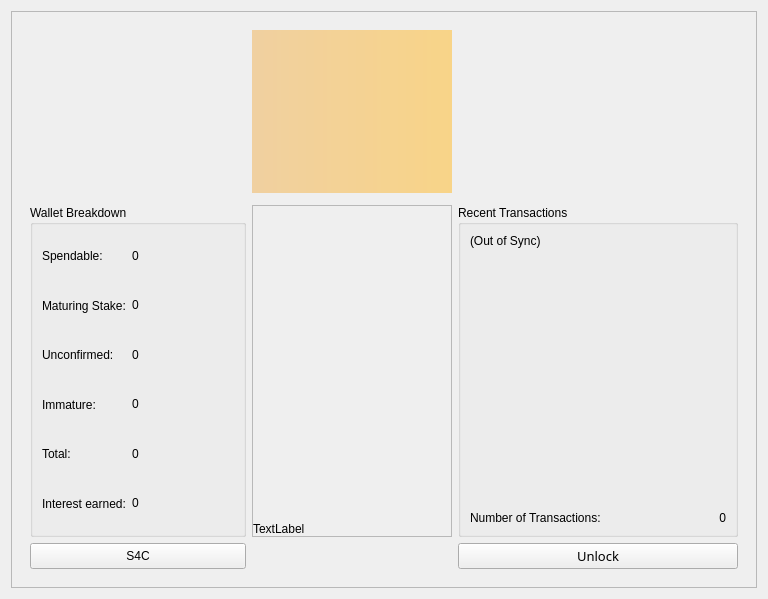
The window that src/qt/forms/overviewpage.ui (DaGoOfMaN/FlapXcoin-Lab) describes before a commit, drawn with Qt 5.
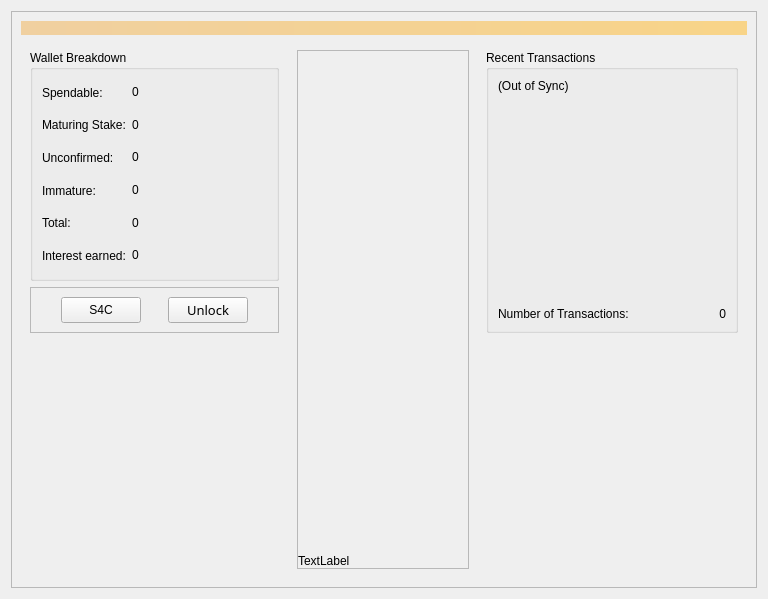
The same window after the commit. Icons and pictures are not drawn.

```diff
--- a/src/qt/forms/overviewpage.ui
+++ b/src/qt/forms/overviewpage.ui
@@ -44,7 +44,7 @@
       <enum>QFrame::Raised</enum>
      </property>
      <layout class="QGridLayout" name="gridLayout_5">
-      <item row="0" column="0">
+      <item row="1" column="0">
        <widget class="QFrame" name="Overviewpage">
         <property name="sizePolicy">
          <sizepolicy hsizetype="Expanding" vsizetype="Expanding">
@@ -74,7 +74,359 @@
          <number>0</number>
         </property>
         <layout class="QGridLayout" name="gridLayout">
-         <item row="2" column="1">
+         <item row="3" column="5">
+          <spacer name="verticalSpacer_3">
+           <property name="orientation">
+            <enum>Qt::Vertical</enum>
+           </property>
+           <property name="sizeHint" stdset="0">
+            <size>
+             <width>20</width>
+             <height>40</height>
+            </size>
+           </property>
+          </spacer>
+         </item>
+         <item row="1" column="0" colspan="2">
+          <widget class="QGroupBox" name="groupBox_2">
+           <property name="sizePolicy">
+            <sizepolicy hsizetype="Expanding" vsizetype="Expanding">
+             <horstretch>0</horstretch>
+             <verstretch>0</verstretch>
+            </sizepolicy>
+           </property>
+           <property name="autoFillBackground">
+            <bool>false</bool>
+           </property>
+           <property name="title">
+            <string>Wallet Breakdown</string>
+           </property>
+           <property name="flat">
+            <bool>false</bool>
+           </property>
+           <property name="checkable">
+            <bool>false</bool>
+           </property>
+           <layout class="QGridLayout" name="gridLayout_3">
+            <item row="0" column="0">
+             <layout class="QGridLayout" name="gridLayout_2">
+              <item row="4" column="1">
+               <widget class="QLabel" name="labelTotal">
+                <property name="sizePolicy">
+                 <sizepolicy hsizetype="Expanding" vsizetype="Preferred">
+                  <horstretch>0</horstretch>
+                  <verstretch>0</verstretch>
+                 </sizepolicy>
+                </property>
+                <property name="cursor">
+                 <cursorShape>IBeamCursor</cursorShape>
+                </property>
+                <property name="mouseTracking">
+                 <bool>true</bool>
+                </property>
+                <property name="styleSheet">
+                 <string notr="true"/>
+                </property>
+                <property name="text">
+                 <string>0</string>
+                </property>
+                <property name="textInteractionFlags">
+                 <set>Qt::LinksAccessibleByMouse|Qt::TextSelectableByMouse</set>
+                </property>
+               </widget>
+              </item>
+              <item row="2" column="0">
+               <widget class="QLabel" name="label_3">
+                <property name="styleSheet">
+                 <string notr="true"/>
+                </property>
+                <property name="text">
+                 <string>Unconfirmed:</string>
+                </property>
+               </widget>
+              </item>
+              <item row="3" column="0">
+               <widget class="QLabel" name="labelImmatureText">
+                <property name="styleSheet">
+                 <string notr="true"/>
+                </property>
+                <property name="text">
+                 <string>Immature:</string>
+                </property>
+               </widget>
+              </item>
+              <item row="1" column="1">
+               <widget class="QLabel" name="labelStake">
+                <property name="sizePolicy">
+                 <sizepolicy hsizetype="Expanding" vsizetype="Preferred">
+                  <horstretch>0</horstretch>
+                  <verstretch>0</verstretch>
+                 </sizepolicy>
+                </property>
+                <property name="cursor">
+                 <cursorShape>IBeamCursor</cursorShape>
+                </property>
+                <property name="mouseTracking">
+                 <bool>true</bool>
+                </property>
+                <property name="toolTip">
+                 <string>&lt;html&gt;&lt;head/&gt;&lt;body&gt;&lt;p&gt;&lt;img src=&quot;:/toolTip/res/tooltips/maturingTooltip.png&quot;/&gt;&lt;/p&gt;&lt;/body&gt;&lt;/html&gt;</string>
+                </property>
+                <property name="styleSheet">
+                 <string notr="true"/>
+                </property>
+                <property name="text">
+                 <string>0 </string>
+                </property>
+                <property name="textInteractionFlags">
+                 <set>Qt::LinksAccessibleByMouse|Qt::TextSelectableByMouse</set>
+                </property>
+               </widget>
+              </item>
+              <item row="4" column="0">
+               <widget class="QLabel" name="label_6">
+                <property name="autoFillBackground">
+                 <bool>false</bool>
+                </property>
+                <property name="styleSheet">
+                 <string notr="true"/>
+                </property>
+                <property name="text">
+                 <string>Total:</string>
+                </property>
+               </widget>
+              </item>
+              <item row="1" column="0">
+               <widget class="QLabel" name="label_2">
+                <property name="styleSheet">
+                 <string notr="true"/>
+                </property>
+                <property name="text">
+                 <string>Maturing Stake:</string>
+                </property>
+               </widget>
+              </item>
+              <item row="3" column="1">
+               <widget class="QLabel" name="labelImmature">
+                <property name="sizePolicy">
+                 <sizepolicy hsizetype="Expanding" vsizetype="Preferred">
+                  <horstretch>0</horstretch>
+                  <verstretch>0</verstretch>
+                 </sizepolicy>
+                </property>
+                <property name="cursor">
+                 <cursorShape>IBeamCursor</cursorShape>
+                </property>
+                <property name="mouseTracking">
+                 <bool>true</bool>
+                </property>
+                <property name="toolTip">
+                 <string>&lt;html&gt;&lt;head/&gt;&lt;body&gt;&lt;p&gt;&lt;img src=&quot;:/toolTip/res/tooltips/immatureTooltip.png&quot;/&gt;&lt;/p&gt;&lt;/body&gt;&lt;/html&gt;</string>
+                </property>
+                <property name="styleSheet">
+                 <string notr="true"/>
+                </property>
+                <property name="text">
+                 <string>0</string>
+                </property>
+                <property name="textInteractionFlags">
+                 <set>Qt::LinksAccessibleByMouse|Qt::TextSelectableByMouse</set>
+                </property>
+               </widget>
+              </item>
+              <item row="2" column="1">
+               <widget class="QLabel" name="labelUnconfirmed">
+                <property name="sizePolicy">
+                 <sizepolicy hsizetype="Expanding" vsizetype="Preferred">
+                  <horstretch>0</horstretch>
+                  <verstretch>0</verstretch>
+                 </sizepolicy>
+                </property>
+                <property name="cursor">
+                 <cursorShape>IBeamCursor</cursorShape>
+                </property>
+                <property name="mouseTracking">
+                 <bool>true</bool>
+                </property>
+                <property name="toolTip">
+                 <string>&lt;html&gt;&lt;head/&gt;&lt;body&gt;&lt;p&gt;&lt;img src=&quot;:/toolTip/res/tooltips/unconfirmedTooltip.png&quot;/&gt;&lt;/p&gt;&lt;/body&gt;&lt;/html&gt;</string>
+                </property>
+                <property name="styleSheet">
+                 <string notr="true"/>
+                </property>
+                <property name="text">
+                 <string>0</string>
+                </property>
+                <property name="textInteractionFlags">
+                 <set>Qt::LinksAccessibleByMouse|Qt::TextSelectableByMouse</set>
+                </property>
+               </widget>
+              </item>
+              <item row="0" column="0">
+               <widget class="QLabel" name="label">
+                <property name="styleSheet">
+                 <string notr="true"/>
+                </property>
+                <property name="text">
+                 <string>Spendable:</string>
+                </property>
+               </widget>
+              </item>
+              <item row="5" column="0">
+               <widget class="QLabel" name="label_7">
+                <property name="autoFillBackground">
+                 <bool>false</bool>
+                </property>
+                <property name="styleSheet">
+                 <string notr="true"/>
+                </property>
+                <property name="text">
+                 <string>Interest earned:</string>
+                </property>
+               </widget>
+              </item>
+              <item row="5" column="1">
+               <widget class="QLabel" name="labelInterest">
+                <property name="sizePolicy">
+                 <sizepolicy hsizetype="Expanding" vsizetype="Preferred">
+                  <horstretch>0</horstretch>
+                  <verstretch>0</verstretch>
+                 </sizepolicy>
+                </property>
+                <property name="cursor">
+                 <cursorShape>IBeamCursor</cursorShape>
+                </property>
+                <property name="mouseTracking">
+                 <bool>true</bool>
+                </property>
+                <property name="styleSheet">
+                 <string notr="true"/>
+                </property>
+                <property name="text">
+                 <string>0</string>
+                </property>
+                <property name="textInteractionFlags">
+                 <set>Qt::LinksAccessibleByMouse|Qt::TextSelectableByMouse</set>
+                </property>
+               </widget>
+              </item>
+              <item row="0" column="1">
+               <widget class="QLabel" name="labelBalance">
+                <property name="sizePolicy">
+                 <sizepolicy hsizetype="Expanding" vsizetype="Preferred">
+                  <horstretch>0</horstretch>
+                  <verstretch>0</verstretch>
+                 </sizepolicy>
+                </property>
+                <property name="cursor">
+                 <cursorShape>IBeamCursor</cursorShape>
+                </property>
+                <property name="mouseTracking">
+                 <bool>true</bool>
+                </property>
+                <property name="toolTip">
+                 <string>&lt;html&gt;&lt;head/&gt;&lt;body&gt;&lt;p&gt;&lt;img src=&quot;:/toolTip/res/tooltips/spendableTooltip.png&quot;/&gt;&lt;/p&gt;&lt;/body&gt;&lt;/html&gt;</string>
+                </property>
+                <property name="styleSheet">
+                 <string notr="true"/>
+                </property>
+                <property name="text">
+                 <string>0 </string>
+                </property>
+                <property name="textInteractionFlags">
+                 <set>Qt::LinksAccessibleByMouse|Qt::TextSelectableByMouse</set>
+                </property>
+               </widget>
+              </item>
+             </layout>
+            </item>
+           </layout>
+          </widget>
+         </item>
+         <item row="2" column="0" colspan="2">
+          <widget class="QFrame" name="frame">
+           <property name="frameShape">
+            <enum>QFrame::StyledPanel</enum>
+           </property>
+           <property name="frameShadow">
+            <enum>QFrame::Raised</enum>
+           </property>
+           <layout class="QGridLayout" name="gridLayout_6">
+            <item row="0" column="0">
+             <spacer name="horizontalSpacer_5">
+              <property name="orientation">
+               <enum>Qt::Horizontal</enum>
+              </property>
+              <property name="sizeHint" stdset="0">
+               <size>
+                <width>40</width>
+                <height>20</height>
+               </size>
+              </property>
+             </spacer>
+            </item>
+            <item row="0" column="1">
+             <widget class="QPushButton" name="startButton">
+              <property name="sizePolicy">
+               <sizepolicy hsizetype="Expanding" vsizetype="Preferred">
+                <horstretch>0</horstretch>
+                <verstretch>0</verstretch>
+               </sizepolicy>
+              </property>
+              <property name="text">
+               <string>S4C</string>
+              </property>
+             </widget>
+            </item>
+            <item row="0" column="3">
+             <widget class="QPushButton" name="unlockWalletActionNew">
+              <property name="sizePolicy">
+               <sizepolicy hsizetype="Expanding" vsizetype="Fixed">
+                <horstretch>0</horstretch>
+                <verstretch>0</verstretch>
+               </sizepolicy>
+              </property>
+              <property name="font">
+               <font>
+                <family>Plantagenet Cherokee</family>
+                <pointsize>10</pointsize>
+               </font>
+              </property>
+              <property name="text">
+               <string>Unlock</string>
+              </property>
+             </widget>
+            </item>
+            <item row="0" column="2">
+             <spacer name="horizontalSpacer_4">
+              <property name="orientation">
+               <enum>Qt::Horizontal</enum>
+              </property>
+              <property name="sizeHint" stdset="0">
+               <size>
+                <width>40</width>
+                <height>20</height>
+               </size>
+              </property>
+             </spacer>
+            </item>
+            <item row="0" column="4">
+             <spacer name="horizontalSpacer_6">
+              <property name="orientation">
+               <enum>Qt::Horizontal</enum>
+              </property>
+              <property name="sizeHint" stdset="0">
+               <size>
+                <width>40</width>
+                <height>20</height>
+               </size>
+              </property>
+             </spacer>
+            </item>
+           </layout>
+          </widget>
+         </item>
+         <item row="1" column="3" rowspan="3">
           <widget class="QFrame" name="frame2">
            <property name="sizePolicy">
             <sizepolicy hsizetype="Expanding" vsizetype="Expanding">
@@ -173,20 +525,7 @@
            </layout>
           </widget>
          </item>
-         <item row="3" column="0">
-          <widget class="QPushButton" name="startButton">
-           <property name="sizePolicy">
-            <sizepolicy hsizetype="Expanding" vsizetype="Preferred">
-             <horstretch>0</horstretch>
-             <verstretch>0</verstretch>
-            </sizepolicy>
-           </property>
-           <property name="text">
-            <string>S4C</string>
-           </property>
-          </widget>
-         </item>
-         <item row="2" column="2">
+         <item row="1" column="5" rowspan="2">
           <widget class="QGroupBox" name="groupBox">
            <property name="sizePolicy">
             <sizepolicy hsizetype="Expanding" vsizetype="Expanding">
@@ -284,306 +623,8 @@
            </layout>
           </widget>
          </item>
-         <item row="3" column="2">
-          <widget class="QPushButton" name="unlockWalletActionNew">
-           <property name="sizePolicy">
-            <sizepolicy hsizetype="Expanding" vsizetype="Fixed">
-             <horstretch>0</horstretch>
-             <verstretch>0</verstretch>
-            </sizepolicy>
-           </property>
-           <property name="font">
-            <font>
-             <family>Plantagenet Cherokee</family>
-             <pointsize>10</pointsize>
-            </font>
-           </property>
-           <property name="text">
-            <string>Unlock</string>
-           </property>
-          </widget>
-         </item>
-         <item row="2" column="0">
-          <widget class="QGroupBox" name="groupBox_2">
-           <property name="sizePolicy">
-            <sizepolicy hsizetype="Expanding" vsizetype="Expanding">
-             <horstretch>0</horstretch>
-             <verstretch>0</verstretch>
-            </sizepolicy>
-           </property>
-           <property name="autoFillBackground">
-            <bool>false</bool>
-           </property>
-           <property name="title">
-            <string>Wallet Breakdown</string>
-           </property>
-           <property name="flat">
-            <bool>false</bool>
-           </property>
-           <property name="checkable">
-            <bool>false</bool>
-           </property>
-           <layout class="QGridLayout" name="gridLayout_3">
-            <item row="0" column="0">
-             <layout class="QGridLayout" name="gridLayout_2">
-              <item row="4" column="1">
-               <widget class="QLabel" name="labelTotal">
-                <property name="sizePolicy">
-                 <sizepolicy hsizetype="Expanding" vsizetype="Preferred">
-                  <horstretch>0</horstretch>
-                  <verstretch>0</verstretch>
-                 </sizepolicy>
-                </property>
-                <property name="cursor">
-                 <cursorShape>IBeamCursor</cursorShape>
-                </property>
-                <property name="mouseTracking">
-                 <bool>true</bool>
-                </property>
-                <property name="styleSheet">
-                 <string notr="true"/>
-                </property>
-                <property name="text">
-                 <string>0</string>
-                </property>
-                <property name="textInteractionFlags">
-                 <set>Qt::LinksAccessibleByMouse|Qt::TextSelectableByMouse</set>
-                </property>
-               </widget>
-              </item>
-              <item row="2" column="0">
-               <widget class="QLabel" name="label_3">
-                <property name="styleSheet">
-                 <string notr="true"/>
-                </property>
-                <property name="text">
-                 <string>Unconfirmed:</string>
-                </property>
-               </widget>
-              </item>
-              <item row="3" column="0">
-               <widget class="QLabel" name="labelImmatureText">
-                <property name="styleSheet">
-                 <string notr="true"/>
-                </property>
-                <property name="text">
-                 <string>Immature:</string>
-                </property>
-               </widget>
-              </item>
-              <item row="1" column="1">
-               <widget class="QLabel" name="labelStake">
-                <property name="sizePolicy">
-                 <sizepolicy hsizetype="Expanding" vsizetype="Preferred">
-                  <horstretch>0</horstretch>
-                  <verstretch>0</verstretch>
-                 </sizepolicy>
-                </property>
-                <property name="cursor">
-                 <cursorShape>IBeamCursor</cursorShape>
-                </property>
-                <property name="mouseTracking">
-                 <bool>true</bool>
-                </property>
-                <property name="toolTip">
-                 <string>&lt;html&gt;&lt;head/&gt;&lt;body&gt;&lt;p&gt;&lt;img src=&quot;:/toolTip/res/tooltips/maturingTooltip.png&quot;/&gt;&lt;/p&gt;&lt;/body&gt;&lt;/html&gt;</string>
-                </property>
-                <property name="styleSheet">
-                 <string notr="true"/>
-                </property>
-                <property name="text">
-                 <string>0 </string>
-                </property>
-                <property name="textInteractionFlags">
-                 <set>Qt::LinksAccessibleByMouse|Qt::TextSelectableByMouse</set>
-                </property>
-               </widget>
-              </item>
-              <item row="4" column="0">
-               <widget class="QLabel" name="label_6">
-                <property name="autoFillBackground">
-                 <bool>false</bool>
-                </property>
-                <property name="styleSheet">
-                 <string notr="true"/>
-                </property>
-                <property name="text">
-                 <string>Total:</string>
-                </property>
-               </widget>
-              </item>
-              <item row="1" column="0">
-               <widget class="QLabel" name="label_2">
-                <property name="styleSheet">
-                 <string notr="true"/>
-                </property>
-                <property name="text">
-                 <string>Maturing Stake:</string>
-                </property>
-               </widget>
-              </item>
-              <item row="3" column="1">
-               <widget class="QLabel" name="labelImmature">
-                <property name="sizePolicy">
-                 <sizepolicy hsizetype="Expanding" vsizetype="Preferred">
-                  <horstretch>0</horstretch>
-                  <verstretch>0</verstretch>
-                 </sizepolicy>
-                </property>
-                <property name="cursor">
-                 <cursorShape>IBeamCursor</cursorShape>
-                </property>
-                <property name="mouseTracking">
-                 <bool>true</bool>
-                </property>
-                <property name="toolTip">
-                 <string>&lt;html&gt;&lt;head/&gt;&lt;body&gt;&lt;p&gt;&lt;img src=&quot;:/toolTip/res/tooltips/immatureTooltip.png&quot;/&gt;&lt;/p&gt;&lt;/body&gt;&lt;/html&gt;</string>
-                </property>
-                <property name="styleSheet">
-                 <string notr="true"/>
-                </property>
-                <property name="text">
-                 <string>0</string>
-                </property>
-                <property name="textInteractionFlags">
-                 <set>Qt::LinksAccessibleByMouse|Qt::TextSelectableByMouse</set>
-                </property>
-               </widget>
-              </item>
-              <item row="2" column="1">
-               <widget class="QLabel" name="labelUnconfirmed">
-                <property name="sizePolicy">
-                 <sizepolicy hsizetype="Expanding" vsizetype="Preferred">
-                  <horstretch>0</horstretch>
-                  <verstretch>0</verstretch>
-                 </sizepolicy>
-                </property>
-                <property name="cursor">
-                 <cursorShape>IBeamCursor</cursorShape>
-                </property>
-                <property name="mouseTracking">
-                 <bool>true</bool>
-                </property>
-                <property name="toolTip">
-                 <string>&lt;html&gt;&lt;head/&gt;&lt;body&gt;&lt;p&gt;&lt;img src=&quot;:/toolTip/res/tooltips/unconfirmedTooltip.png&quot;/&gt;&lt;/p&gt;&lt;/body&gt;&lt;/html&gt;</string>
-                </property>
-                <property name="styleSheet">
-                 <string notr="true"/>
-                </property>
-                <property name="text">
-                 <string>0</string>
-                </property>
-                <property name="textInteractionFlags">
-                 <set>Qt::LinksAccessibleByMouse|Qt::TextSelectableByMouse</set>
-                </property>
-               </widget>
-              </item>
-              <item row="0" column="0">
-               <widget class="QLabel" name="label">
-                <property name="styleSheet">
-                 <string notr="true"/>
-                </property>
-                <property name="text">
-                 <string>Spendable:</string>
-                </property>
-               </widget>
-              </item>
-              <item row="5" column="0">
-               <widget class="QLabel" name="label_7">
-                <property name="autoFillBackground">
-                 <bool>false</bool>
-                </property>
-                <property name="styleSheet">
-                 <string notr="true"/>
-                </property>
-                <property name="text">
-                 <string>Interest earned:</string>
-                </property>
-               </widget>
-              </item>
-              <item row="5" column="1">
-               <widget class="QLabel" name="labelInterest">
-                <property name="sizePolicy">
-                 <sizepolicy hsizetype="Expanding" vsizetype="Preferred">
-                  <horstretch>0</horstretch>
-                  <verstretch>0</verstretch>
-                 </sizepolicy>
-                </property>
-                <property name="cursor">
-                 <cursorShape>IBeamCursor</cursorShape>
-                </property>
-                <property name="mouseTracking">
-                 <bool>true</bool>
-                </property>
-                <property name="styleSheet">
-                 <string notr="true"/>
-                </property>
-                <property name="text">
-                 <string>0</string>
-                </property>
-                <property name="textInteractionFlags">
-                 <set>Qt::LinksAccessibleByMouse|Qt::TextSelectableByMouse</set>
-                </property>
-               </widget>
-              </item>
-              <item row="0" column="1">
-               <widget class="QLabel" name="labelBalance">
-                <property name="sizePolicy">
-                 <sizepolicy hsizetype="Expanding" vsizetype="Preferred">
-                  <horstretch>0</horstretch>
-                  <verstretch>0</verstretch>
-                 </sizepolicy>
-                </property>
-                <property name="cursor">
-                 <cursorShape>IBeamCursor</cursorShape>
-                </property>
-                <property name="mouseTracking">
-                 <bool>true</bool>
-                </property>
-                <property name="toolTip">
-                 <string>&lt;html&gt;&lt;head/&gt;&lt;body&gt;&lt;p&gt;&lt;img src=&quot;:/toolTip/res/tooltips/spendableTooltip.png&quot;/&gt;&lt;/p&gt;&lt;/body&gt;&lt;/html&gt;</string>
-                </property>
-                <property name="styleSheet">
-                 <string notr="true"/>
-                </property>
-                <property name="text">
-                 <string>0 </string>
-                </property>
-                <property name="textInteractionFlags">
-                 <set>Qt::LinksAccessibleByMouse|Qt::TextSelectableByMouse</set>
-                </property>
-               </widget>
-              </item>
-             </layout>
-            </item>
-           </layout>
-          </widget>
-         </item>
-         <item row="0" column="1">
-          <widget class="QLabel" name="labelAlerts">
-           <property name="sizePolicy">
-            <sizepolicy hsizetype="Preferred" vsizetype="Preferred">
-             <horstretch>0</horstretch>
-             <verstretch>0</verstretch>
-            </sizepolicy>
-           </property>
-           <property name="visible">
-            <bool>true</bool>
-           </property>
-           <property name="styleSheet">
-            <string notr="true">background-color: qlineargradient(x1: 0, y1: 0, x2: 1, y2: 0, stop:0 #F0D0A0, stop:1 #F8D488);  color:#000000
-</string>
-           </property>
-           <property name="wordWrap">
-            <bool>true</bool>
-           </property>
-           <property name="margin">
-            <number>3</number>
-           </property>
-          </widget>
-         </item>
-         <item row="0" column="0" rowspan="2">
-          <spacer name="verticalSpacer_2">
+         <item row="3" column="1">
+          <spacer name="verticalSpacer_4">
            <property name="orientation">
             <enum>Qt::Vertical</enum>
            </property>
@@ -595,15 +636,28 @@
            </property>
           </spacer>
          </item>
-         <item row="0" column="2">
-          <spacer name="verticalSpacer_3">
+         <item row="1" column="2">
+          <spacer name="horizontalSpacer_2">
            <property name="orientation">
-            <enum>Qt::Vertical</enum>
+            <enum>Qt::Horizontal</enum>
            </property>
            <property name="sizeHint" stdset="0">
             <size>
-             <width>20</width>
-             <height>40</height>
+             <width>40</width>
+             <height>20</height>
+            </size>
+           </property>
+          </spacer>
+         </item>
+         <item row="1" column="4">
+          <spacer name="horizontalSpacer_3">
+           <property name="orientation">
+            <enum>Qt::Horizontal</enum>
+           </property>
+           <property name="sizeHint" stdset="0">
+            <size>
+             <width>40</width>
+             <height>20</height>
             </size>
            </property>
           </spacer>
@@ -611,6 +665,29 @@
         </layout>
        </widget>
       </item>
+      <item row="0" column="0">
+       <widget class="QLabel" name="labelAlerts">
+        <property name="sizePolicy">
+         <sizepolicy hsizetype="Preferred" vsizetype="Preferred">
+          <horstretch>0</horstretch>
+          <verstretch>0</verstretch>
+         </sizepolicy>
+        </property>
+        <property name="visible">
+         <bool>true</bool>
+        </property>
+        <property name="styleSheet">
+         <string notr="true">background-color: qlineargradient(x1: 0, y1: 0, x2: 1, y2: 0, stop:0 #F0D0A0, stop:1 #F8D488);  color:#000000
+</string>
+        </property>
+        <property name="wordWrap">
+         <bool>true</bool>
+        </property>
+        <property name="margin">
+         <number>3</number>
+        </property>
+       </widget>
+      </item>
      </layout>
     </widget>
    </item>
```
